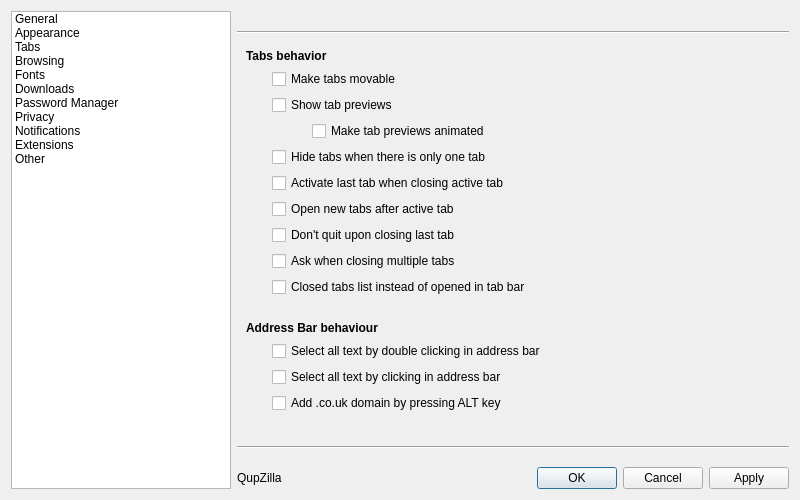
Above: src/lib/preferences/preferences.ui from QupZilla/qupzilla before the change. Below: the same form after it.
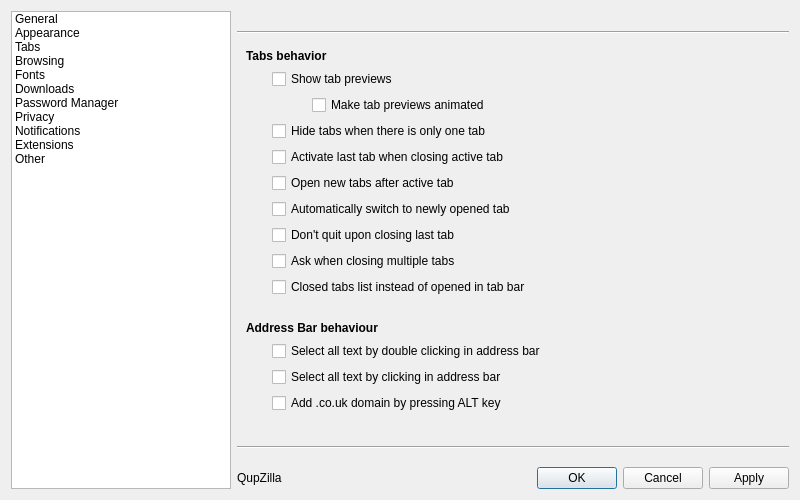
That is the form after the change. The open tabs and pages were chosen to show the change.

Commit message:
Preferences: New option "Automatically switch to newly opened tabs" - also removed unnecessary option to make tabs movable    * everyone wants the tabs to be movable :-)
closes #382

Diff of the .ui file:
```diff
--- a/src/lib/preferences/preferences.ui
+++ b/src/lib/preferences/preferences.ui
@@ -619,13 +619,6 @@
          </property>
         </spacer>
        </item>
-       <item row="1" column="1">
-        <widget class="QCheckBox" name="makeMovable">
-         <property name="text">
-          <string>Make tabs movable</string>
-         </property>
-        </widget>
-       </item>
        <item row="1" column="2">
         <spacer name="horizontalSpacer_16">
          <property name="orientation">
@@ -639,13 +632,6 @@
          </property>
         </spacer>
        </item>
-       <item row="3" column="1">
-        <widget class="QCheckBox" name="showTabPreviews">
-         <property name="text">
-          <string>Show tab previews</string>
-         </property>
-        </widget>
-       </item>
        <item row="6" column="1">
         <widget class="QCheckBox" name="hideTabsOnTab">
          <property name="text">
@@ -667,28 +653,28 @@
          </property>
         </widget>
        </item>
-       <item row="10" column="1">
+       <item row="11" column="1">
         <widget class="QCheckBox" name="dontQuitOnTab">
          <property name="text">
           <string>Don't quit upon closing last tab</string>
          </property>
         </widget>
        </item>
-       <item row="11" column="1">
+       <item row="12" column="1">
         <widget class="QCheckBox" name="askWhenClosingMultipleTabs">
          <property name="text">
           <string>Ask when closing multiple tabs</string>
          </property>
         </widget>
        </item>
-       <item row="12" column="1">
+       <item row="13" column="1">
         <widget class="QCheckBox" name="closedInsteadOpened">
          <property name="text">
           <string>Closed tabs list instead of opened in tab bar</string>
          </property>
         </widget>
        </item>
-       <item row="13" column="1">
+       <item row="14" column="1">
         <spacer name="verticalSpacer_7">
          <property name="orientation">
           <enum>Qt::Vertical</enum>
@@ -701,35 +687,35 @@
          </property>
         </spacer>
        </item>
-       <item row="14" column="0" colspan="2">
+       <item row="15" column="0" colspan="2">
         <widget class="QLabel" name="label_25">
          <property name="text">
           <string>&lt;b&gt;Address Bar behaviour&lt;/b&gt;</string>
          </property>
         </widget>
        </item>
-       <item row="15" column="1" colspan="2">
+       <item row="16" column="1" colspan="2">
         <widget class="QCheckBox" name="selectAllOnFocus">
          <property name="text">
           <string>Select all text by double clicking in address bar</string>
          </property>
         </widget>
        </item>
-       <item row="16" column="1">
+       <item row="17" column="1">
         <widget class="QCheckBox" name="selectAllOnClick">
          <property name="text">
           <string>Select all text by clicking in address bar</string>
          </property>
         </widget>
        </item>
-       <item row="17" column="1">
+       <item row="18" column="1">
         <widget class="QCheckBox" name="addCountryWithAlt">
          <property name="text">
           <string>Add .co.uk domain by pressing ALT key</string>
          </property>
         </widget>
        </item>
-       <item row="18" column="1">
+       <item row="19" column="1">
         <spacer name="verticalSpacer_8">
          <property name="orientation">
           <enum>Qt::Vertical</enum>
@@ -769,6 +755,20 @@
          </item>
         </layout>
        </item>
+       <item row="1" column="1">
+        <widget class="QCheckBox" name="showTabPreviews">
+         <property name="text">
+          <string>Show tab previews</string>
+         </property>
+        </widget>
+       </item>
+       <item row="10" column="1">
+        <widget class="QCheckBox" name="switchToNewTabs">
+         <property name="text">
+          <string>Automatically switch to newly opened tab</string>
+         </property>
+        </widget>
+       </item>
       </layout>
      </widget>
      <widget class="QWidget" name="stackedWidgetPage4">
```
Left out of the diff: 1 changed line with no effect on the pictures. The commit also changes 6 other files.
